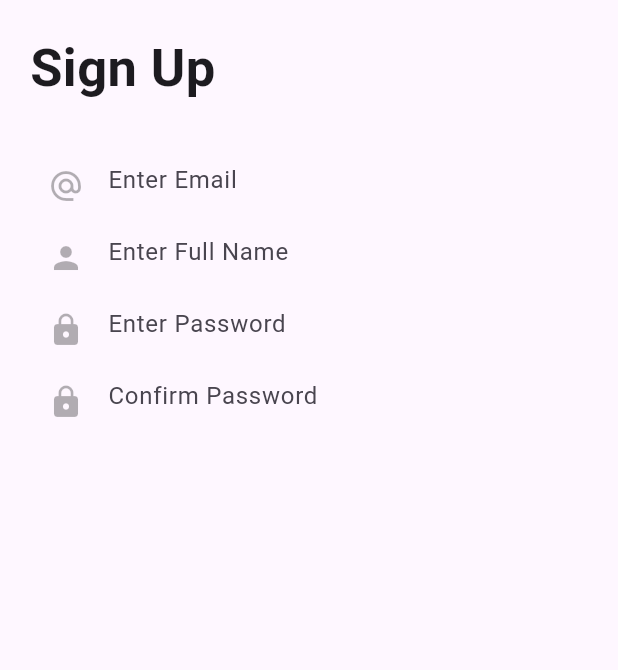
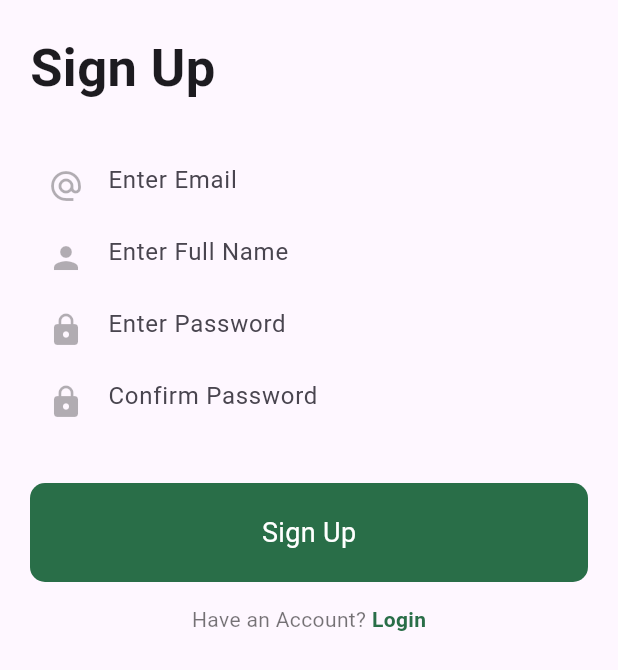
Before and after one commit to AaronBnras/my_Greenhouse_App, a Flutter app: the SignUp screen opened directly, on a phone screen of 412 x 824 dp. Shown: the top 670 px of the screen. Run offline on Flutter 3.47's test engine with Material 3 defaults, Android fonts, the phone set to English and light mode, and no system bars; our stand-ins replace page_transition.

Commit message:
initial commit

```diff
--- a/my_greenhouse/lib/UI/screens/sign_up.dart
+++ b/my_greenhouse/lib/UI/screens/sign_up.dart
@@ -1,6 +1,8 @@
 import 'package:flutter/material.dart';
+import 'package:my_greenhouse/UI/screens/Sign_in.dart';
 import 'package:my_greenhouse/UI/screens/widgets/custom_Textfield.dart';
 import 'package:my_greenhouse/constants.dart';
+import 'package:page_transition/page_transition.dart';
 
 class SignUp extends StatelessWidget {
   const SignUp({super.key});
@@ -18,13 +20,12 @@ class SignUp extends StatelessWidget {
               crossAxisAlignment: CrossAxisAlignment.center,
               children: [
                 Expanded(
-                  child: ListView(
-                children: [
+                  child: ListView(children: [
                     Image.asset('assets/Images/signup.png'),
                     const Text(
                       'Sign Up',
-                    style:
-                        TextStyle(fontSize: 35.0, fontWeight: FontWeight.w700),
+                      style: TextStyle(
+                          fontSize: 35.0, fontWeight: FontWeight.w700),
                     ),
                     const SizedBox(
                       height: 30,
@@ -32,41 +33,81 @@ class SignUp extends StatelessWidget {
                     const customtextfield(
                         icon: Icons.alternate_email,
                         obscureText: false,
-                      hintText: 'Enter Email'
-                  ),
+                        hintText: 'Enter Email'),
                     const customtextfield(
                         icon: Icons.person,
                         obscureText: false,
-                      hintText: 'Enter Full Name'
-                  ),
+                        hintText: 'Enter Full Name'),
                     const customtextfield(
                         icon: Icons.lock,
                         obscureText: false,
-                      hintText: 'Enter Password'
-                  ),
+                        hintText: 'Enter Password'),
                     const customtextfield(
                         icon: Icons.lock,
                         obscureText: false,
-                      hintText: 'Confirm Password'
-                  ),
+                        hintText: 'Confirm Password'),
                     const SizedBox(
                       height: 30,
                     ),
                     GestureDetector(
-                    onTap: (){},
+                      onTap: () => Navigator.pushReplacement(
+                          context,
+                          PageTransition(
+                              child: const SignIn(),
+                              type: PageTransitionType.topToBottom)),
                       child: Container(
                         width: size.width,
                         decoration: BoxDecoration(
-                        color: Constants.primaryColor
+                          color: Constants.primaryColor,
+                          borderRadius: BorderRadius.circular(10),
+                        ),
+                        padding: const EdgeInsets.symmetric(
+                            horizontal: 10, vertical: 20),
+                        child: const Center(
+                            child: Text(
+                          'Sign Up',
+                          style: TextStyle(color: Colors.white, fontSize: 18.0),
+                        )),
                       ),
                     ),
+                    const SizedBox(
+                      height: 15,
+                    ),
+                    Center(
+                      child: Row(
+                        mainAxisAlignment: MainAxisAlignment.center,
+                        children: [
+                          Text.rich(TextSpan(children: [
+                            TextSpan(
+                                text: 'Have an Account? ',
+                                style: TextStyle(color: Constants.blackColor))
+                          ])),
+                          GestureDetector(
+                              onTap: () => Navigator.pushReplacement(
+                                  context,
+                                  PageTransition(
+                                      child: const SignIn(),
+                                      type: PageTransitionType.topToBottom)),
+                              child: Center(
+                                  child: Text.rich(TextSpan(children: [
+                                TextSpan(
+                                    text: 'Login',
+                                    style: TextStyle(
+                                      color: Constants.primaryColor,
+                                      fontWeight: FontWeight.w600,
+                                    )
+                                )
+                              ]))
+                              )
                           )
                         ],
-              ))
-            ],
                       ),
+                    )
+                  ]),
+                )
+              ]
+          )
       ),
-      ),
-    );
+    ));
   }
 }
```
Lines whose indentation alone changed are shown as unchanged.
